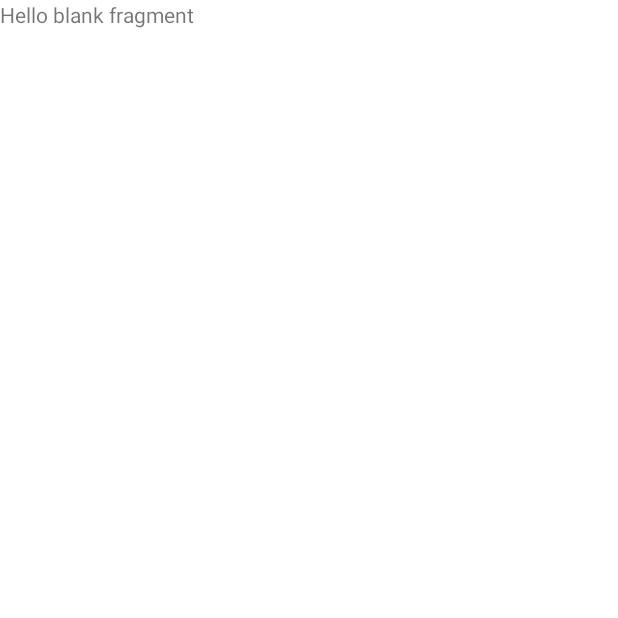
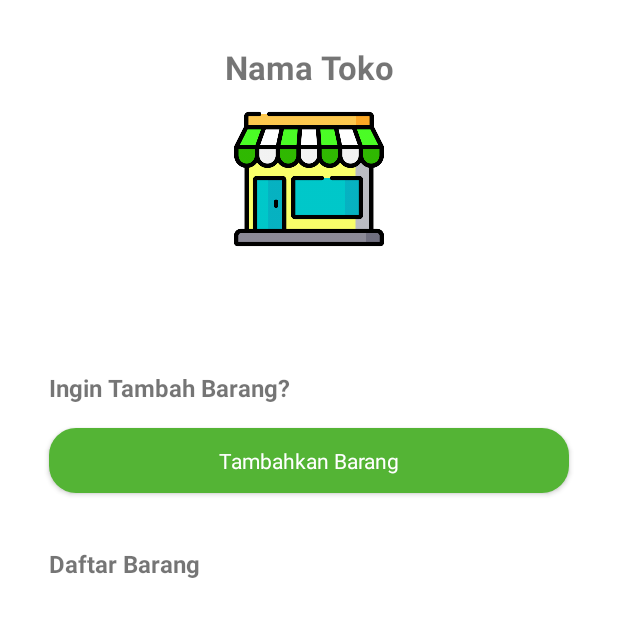
Before and after one commit to haniifac/CapstonePesaing_Revisited, an Android app: the TokoPanelFragment screen opened through its navigation route, on a phone screen of 412 x 824 dp, the top half of it. Before the commit the part shown is almost empty. Run offline under Robolectric (Android 15) with nearby library versions, the light colour scheme and no system bars; our stand-ins replace Firebase (no records; nobody signed in at launch, a user with empty details on screens opened directly), navigation-ui.

Commit message:
slicing toko panel fragment

```diff
--- a/app/src/main/res/layout/fragment_toko_panel.xml
+++ b/app/src/main/res/layout/fragment_toko_panel.xml
@@ -1,14 +1,94 @@
 <?xml version="1.0" encoding="utf-8"?>
-<FrameLayout xmlns:android="http://schemas.android.com/apk/res/android"
+<androidx.constraintlayout.widget.ConstraintLayout xmlns:android="http://schemas.android.com/apk/res/android"
+    xmlns:app="http://schemas.android.com/apk/res-auto"
     xmlns:tools="http://schemas.android.com/tools"
     android:layout_width="match_parent"
     android:layout_height="match_parent"
     tools:context=".app.ui.tokopanel.TokoPanelFragment">
 
-    <!-- TODO: Update blank fragment layout -->
     <TextView
-        android:layout_width="match_parent"
-        android:layout_height="match_parent"
-        android:text="@string/hello_blank_fragment" />
+        android:id="@+id/tv_title_toko_panel"
+        android:layout_width="wrap_content"
+        android:layout_height="wrap_content"
+        android:layout_marginTop="30dp"
+        android:text="@string/nama_toko"
+        android:textSize="22sp"
+        android:textStyle="bold"
+        app:layout_constraintEnd_toEndOf="parent"
+        app:layout_constraintStart_toStartOf="parent"
+        app:layout_constraintTop_toTopOf="parent" />
 
-</FrameLayout>
+    <ImageView
+        android:layout_width="100dp"
+        android:layout_height="100dp"
+        android:layout_marginTop="10dp"
+        android:src="@drawable/toko_img_placeholder"
+        app:layout_constraintEnd_toEndOf="parent"
+        app:layout_constraintStart_toStartOf="parent"
+        app:layout_constraintTop_toBottomOf="@id/tv_title_toko_panel" />
+
+    <TextView
+        android:id="@+id/tv_tambah_barang_title"
+        android:layout_width="wrap_content"
+        android:layout_height="wrap_content"
+        android:text="@string/ingin_tambah_barang"
+        android:textSize="16sp"
+        android:textStyle="bold"
+        app:layout_constraintStart_toStartOf="@id/guideline_left_toko_panel"
+        app:layout_constraintTop_toBottomOf="@id/guideline_top_tambah_barang" />
+
+    <com.google.android.material.button.MaterialButton
+        style="@style/OutlinedRoundedBox"
+        android:id="@+id/btn_tambah_barang"
+        android:layout_width="0dp"
+        android:layout_height="wrap_content"
+        android:layout_marginTop="10dp"
+        android:paddingTop="12dp"
+        android:paddingBottom="12dp"
+        app:layout_constraintTop_toBottomOf="@id/tv_tambah_barang_title"
+        app:layout_constraintStart_toStartOf="@id/guideline_left_toko_panel"
+        app:layout_constraintEnd_toEndOf="@id/guideline_right_toko_panel"
+        android:text="@string/tambahkan_barang" />
+
+    <androidx.constraintlayout.widget.Guideline
+        android:id="@+id/guideline_top_tambah_barang"
+        android:layout_width="wrap_content"
+        android:layout_height="wrap_content"
+        android:orientation="horizontal"
+        app:layout_constraintGuide_percent="0.3" />
+
+    <androidx.constraintlayout.widget.Guideline
+        android:id="@+id/guideline_left_toko_panel"
+        android:layout_width="wrap_content"
+        android:layout_height="wrap_content"
+        android:orientation="vertical"
+        app:layout_constraintGuide_percent="0.08" />
+
+    <androidx.constraintlayout.widget.Guideline
+        android:id="@+id/guideline_right_toko_panel"
+        android:layout_width="wrap_content"
+        android:layout_height="wrap_content"
+        android:orientation="vertical"
+        app:layout_constraintGuide_percent="0.92" />
+
+    <TextView
+        android:id="@+id/tv_daftar_barang_title"
+        android:layout_width="wrap_content"
+        android:layout_height="wrap_content"
+        app:layout_constraintStart_toStartOf="@id/guideline_left_toko_panel"
+        app:layout_constraintTop_toBottomOf="@id/btn_tambah_barang"
+        android:layout_marginTop="30dp"
+        android:text="@string/daftar_barang"
+        android:textSize="16sp"
+        android:textStyle="bold" />
+
+    <androidx.recyclerview.widget.RecyclerView
+        android:layout_width="0dp"
+        android:layout_height="wrap_content"
+        android:layout_marginTop="10dp"
+        app:layout_constraintTop_toBottomOf="@id/tv_daftar_barang_title"
+        app:layout_constraintStart_toStartOf="@id/guideline_left_toko_panel"
+        app:layout_constraintEnd_toEndOf="@id/guideline_right_toko_panel"
+        tools:listitem="@layout/barang_item"/>
+
+</androidx.constraintlayout.widget.ConstraintLayout>
--- a/app/src/main/res/menu/bottom_nav_menu.xml
+++ b/app/src/main/res/menu/bottom_nav_menu.xml
@@ -9,10 +9,6 @@
         android:icon="@drawable/ic_outline_shopping_cart_24"
         android:title="@string/title_cart" />
     <item
-        android:id="@+id/navigation_history"
-        android:icon="@drawable/ic_outline_receipt_24"
-        android:title="@string/title_history" />
-    <item
         android:id="@id/accountFragment"
         android:icon="@drawable/ic_outline_person_24"
         android:title="@string/title_akun" />
--- a/app/src/main/res/values/strings.xml
+++ b/app/src/main/res/values/strings.xml
@@ -70,4 +70,7 @@
     <string name="buat_toko">Buat Toko</string>
     <string name="latitude">Latitude</string>
     <string name="longitude">Longitude</string>
+    <string name="ingin_tambah_barang">Ingin Tambah Barang?</string>
+    <string name="tambahkan_barang">Tambahkan Barang</string>
+    <string name="daftar_barang">Daftar Barang</string>
 </resources>
```
